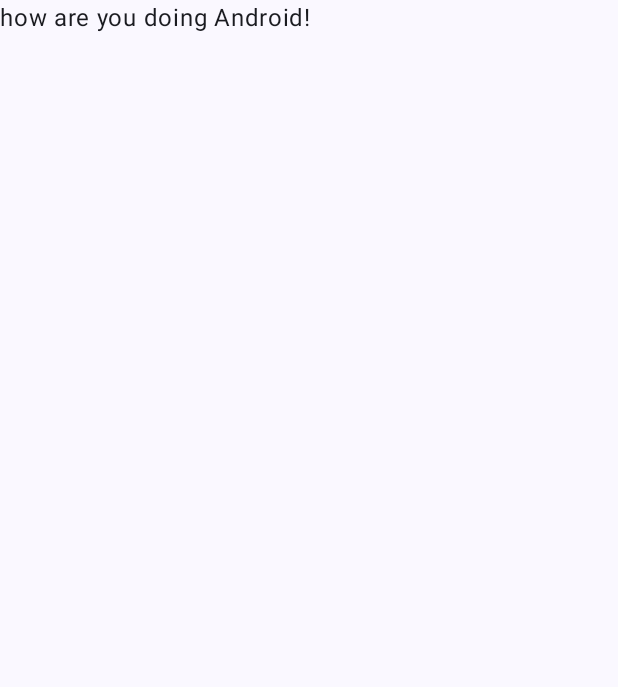
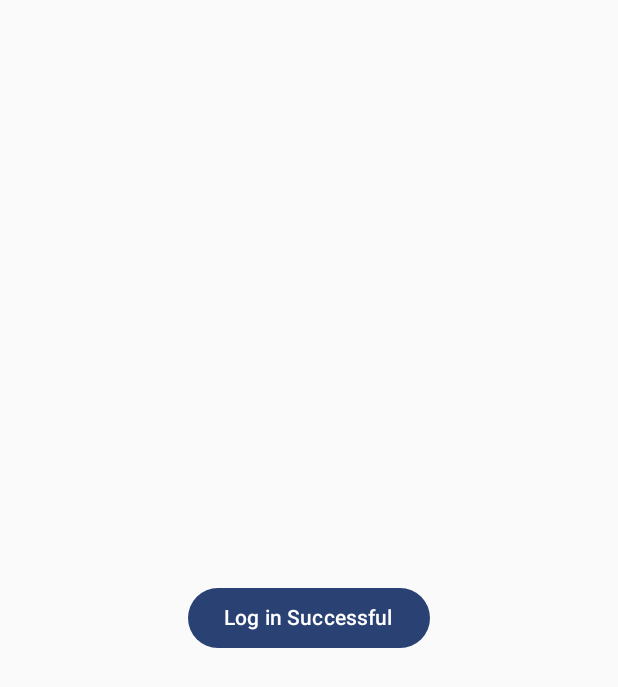
Before and after one commit to AgyemangDev/Mealtrack, an Android app built with Jetpack Compose: the screen it shows after launch (MainActivity), on a phone screen of 412 x 824 dp. Shown: the top 687 px of the screen. Run offline under Robolectric (Android 15) with nearby library versions, the phone set to English and light mode, and no system bars.

Commit message:
declared well composed routing system, major screens and a reusable button component

```diff
--- a/app/build.gradle.kts
+++ b/app/build.gradle.kts
@@ -57,4 +57,7 @@ dependencies {
     androidTestImplementation(libs.androidx.compose.ui.test.junit4)
     debugImplementation(libs.androidx.compose.ui.tooling)
     debugImplementation(libs.androidx.compose.ui.test.manifest)
+    implementation("androidx.navigation:navigation-compose:2.9.5")
+
+
 }
--- a/app/src/main/java/com/example/diettracker/MainActivity.kt
+++ b/app/src/main/java/com/example/diettracker/MainActivity.kt
@@ -4,14 +4,9 @@ import android.os.Bundle
 import androidx.activity.ComponentActivity
 import androidx.activity.compose.setContent
 import androidx.activity.enableEdgeToEdge
-import androidx.compose.foundation.layout.fillMaxSize
-import androidx.compose.foundation.layout.padding
-import androidx.compose.material3.Scaffold
-import androidx.compose.material3.Text
-import androidx.compose.runtime.Composable
-import androidx.compose.ui.Modifier
-import androidx.compose.ui.tooling.preview.Preview
 import com.example.diettracker.ui.theme.DietTrackerTheme
+import com.example.diettracker.ui.navigation.AppNavGraph
+
 
 class MainActivity : ComponentActivity() {
     override fun onCreate(savedInstanceState: Bundle?) {
@@ -19,29 +14,8 @@ class MainActivity : ComponentActivity() {
         enableEdgeToEdge()
         setContent {
             DietTrackerTheme {
-                Scaffold(modifier = Modifier.fillMaxSize()) { innerPadding ->
-                    Greeting(
-                        name = "Android",
-                        modifier = Modifier.padding(innerPadding)
-                    )
-                }
+                AppNavGraph()
             }
         }
     }
 }
-
-@Composable
-fun Greeting(name: String, modifier: Modifier = Modifier) {
-    Text(
-        text = "how are you doing $name!",
-        modifier = modifier
-    )
-}
-
-@Preview(showBackground = true)
-@Composable
-fun GreetingPreview() {
-    DietTrackerTheme {
-        Greeting("Android")
-    }
-}
--- /dev/null
+++ b/app/src/main/java/com/example/diettracker/ui/components/CustomButton.kt
@@ -0,0 +1,46 @@
+package com.example.diettracker.ui.components
+
+import androidx.compose.foundation.layout.Box
+import androidx.compose.foundation.layout.Row
+import androidx.compose.foundation.layout.Spacer
+import androidx.compose.foundation.layout.size
+import androidx.compose.material3.Button
+import androidx.compose.material3.CircularProgressIndicator
+import androidx.compose.material3.Icon
+import androidx.compose.material3.Text
+import androidx.compose.runtime.Composable
+import androidx.compose.ui.Modifier
+import androidx.compose.ui.graphics.vector.ImageVector
+import androidx.compose.ui.unit.dp
+
+@Composable
+fun CustomButton(
+    text: String,
+    loading: Boolean = false,
+    onClick: () -> Unit,
+    icon: ImageVector? = null // ✅ icon is optional
+) {
+    Button(onClick = onClick, enabled = !loading) {
+        if (loading) {
+            // Show loading spinner
+            Box(modifier = Modifier.size(24.dp)) {
+                CircularProgressIndicator(
+                    strokeWidth = 2.dp,
+                    modifier = Modifier.size(24.dp)
+                )
+            }
+        } else {
+            Row {
+                if (icon != null) {
+                    Icon(
+                        imageVector = icon,
+                        contentDescription = null,
+                        modifier = Modifier.size(24.dp)
+                    )
+                    Spacer(modifier = Modifier.size(8.dp))
+                }
+                Text(text = text)
+            }
+        }
+    }
+}
--- /dev/null
+++ b/app/src/main/java/com/example/diettracker/ui/navigation/Screen.kt
@@ -0,0 +1,10 @@
+package com.example.diettracker.ui.navigation
+
+sealed class Screen(val route:String){
+    object Login : Screen("login")
+    object Register: Screen("register")
+    object Home: Screen("home")
+    object Progress: Screen("progress")
+    object LogMeal: Screen("logmeal")
+    object Setting: Screen("setting")
+}
--- /dev/null
+++ b/app/src/main/java/com/example/diettracker/ui/navigation/navGraph.kt
@@ -0,0 +1,22 @@
+// NavGraph.kt
+package com.example.diettracker.ui.navigation
+
+import androidx.compose.runtime.Composable
+import androidx.navigation.compose.NavHost
+import androidx.navigation.compose.composable
+import androidx.navigation.compose.rememberNavController
+import com.example.diettracker.ui.screens.*
+
+@Composable
+fun AppNavGraph() {
+    val navController = rememberNavController()
+
+    NavHost(navController = navController, startDestination = Screen.Login.route) {
+        composable(Screen.Login.route) { LoginScreen(navController) }
+        composable(Screen.Register.route) { RegisterScreen() }
+        composable(Screen.Home.route) { HomeScreen() }
+        composable(Screen.Progress.route) { ProgressScreen() }
+        composable(Screen.Setting.route) { SettingScreen() }
+        composable(Screen.LogMeal.route) { LogMealScreen() }
+    }
+}
--- /dev/null
+++ b/app/src/main/java/com/example/diettracker/ui/screens/LoginScreen.kt
@@ -0,0 +1,43 @@
+package com.example.diettracker.ui.screens
+
+import androidx.compose.foundation.layout.*
+import androidx.compose.material.icons.materialIcon
+import androidx.compose.material3.*
+import androidx.compose.runtime.Composable
+import androidx.compose.runtime.LaunchedEffect
+import androidx.compose.runtime.mutableLongStateOf
+import androidx.compose.runtime.mutableStateOf
+import androidx.compose.runtime.remember
+import androidx.compose.ui.Alignment
+import androidx.compose.ui.Modifier
+import androidx.navigation.NavController
+import com.example.diettracker.ui.components.CustomButton
+import com.example.diettracker.ui.navigation.Screen
+import kotlinx.coroutines.delay
+import androidx.compose.runtime.getValue
+import androidx.compose.runtime.setValue
+
+@Composable
+fun LoginScreen(navController: NavController) {
+    var isLoading by remember { mutableStateOf(false) }
+
+    // Trigger side-effect when isLoading becomes true
+    if (isLoading) {
+        LaunchedEffect(Unit) {
+            delay(4000)
+            isLoading = false
+            navController.navigate(Screen.Home.route)
+        }
+    }
+
+    Box(
+        modifier = Modifier.fillMaxSize(),
+        contentAlignment = Alignment.Center
+    ) {
+        CustomButton(
+            text = "Log in Successful",
+            loading = isLoading,
+            onClick = { isLoading = true } // just set state
+        )
+    }
+}
```
Also changed, not shown: app/src/main/java/com/example/diettracker/ui/screens/HomeScreen.kt (added, +9 -0 lines), app/src/main/java/com/example/diettracker/ui/screens/LogMealScreen.kt (added, +9 -0 lines), app/src/main/java/com/example/diettracker/ui/screens/ProgressScreen.kt (added, +9 -0 lines), app/src/main/java/com/example/diettracker/ui/screens/RegisterScreen.kt (added, +9 -0 lines), app/src/main/java/com/example/diettracker/ui/screens/SettingScreen.kt (added, +9 -0 lines).
